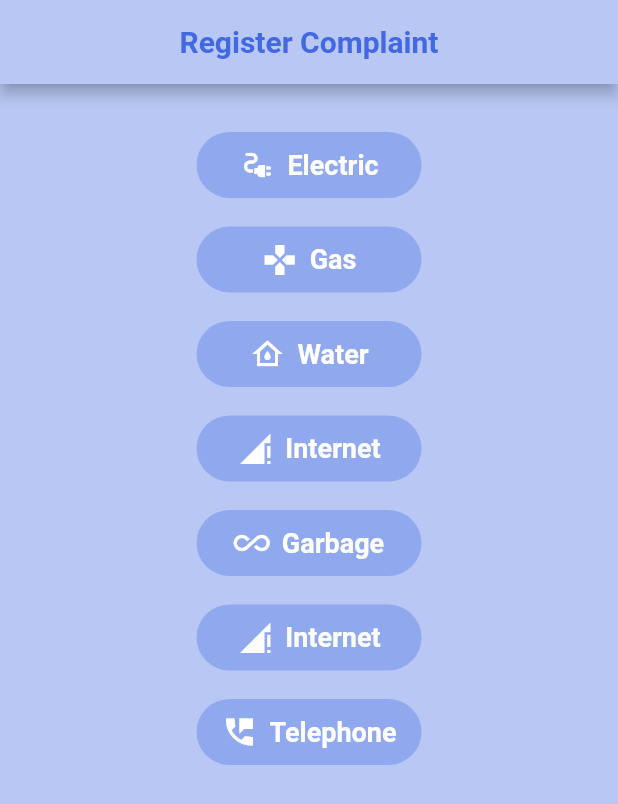
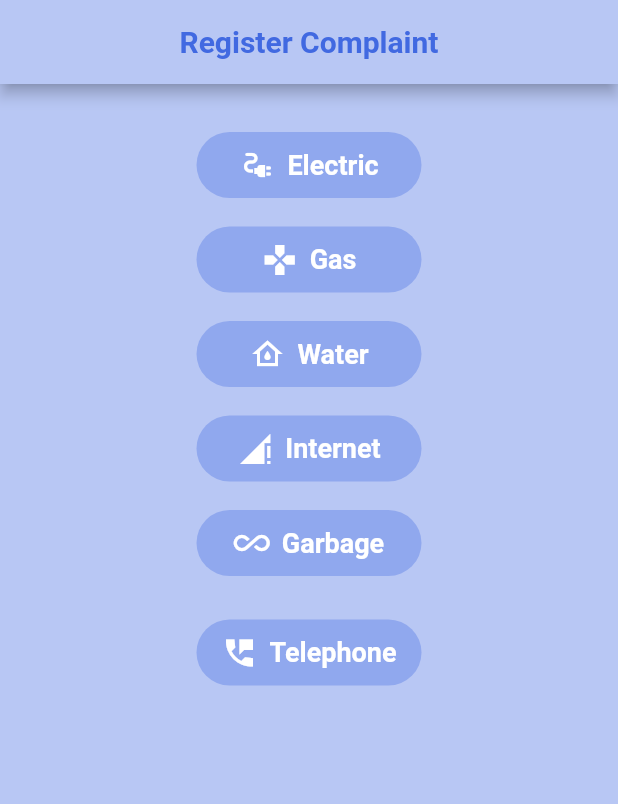
Before and after one commit to Tuqeer-meer-code/flutter_copied, a Flutter app: the mainScreen screen opened directly, after a tap on the "app registration" icon, on a phone screen of 412 x 824 dp. Shown: the top 804 px of the screen. Run offline on Flutter 3.47's test engine with Material 2 defaults, Android fonts, the phone set to English and light mode, and no system bars.

```diff
--- a/lib/screens/c_main.dart
+++ b/lib/screens/c_main.dart
@@ -105,22 +105,8 @@ class _c_mainState extends State<c_main> {
                       splashColor: plte.backgroundColor,
                       minWidth: 150,
                       padding: EdgeInsets.all(10),
-                    ),SizedBox(height: 15,),
-                    FlatButton.icon(
-                      onPressed: () {
-
-                        Navigator.push(context, MaterialPageRoute(builder: (context){
-                          return complaintScreen();
-                        }));
-                      },
-                      icon: Icon(Icons.signal_cellular_connected_no_internet_4_bar,color: Colors.white,),
-                      label: Text("Internet",style: TextStyle(color: plte.tCardColor,fontSize: 18,fontWeight: FontWeight.bold),),
-                      color: plte.btnColor,
-                      shape: StadiumBorder(),
-                      splashColor: plte.backgroundColor,
-                      minWidth: 150,
-                      padding: EdgeInsets.all(10),
-                    ),SizedBox(height: 15,),
+                    ),SizedBox(height: 10,),
+                    SizedBox(height: 15,),
                     FlatButton.icon(
                       onPressed: () {
                       },
```
Also changed, not shown: lib/screens/complaint.dart (+40 -21 lines).
